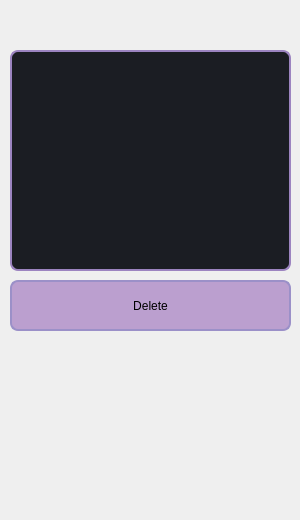
Qt form UI/w_deck/NewCell/newcell.ui (Saigz/task_tracker_qt) before a commit.
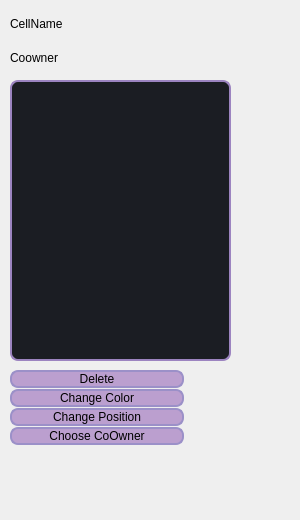
The same form after that commit.

Commit message:
Added cell customization(interface only)
color and coowner choosing
some extra buttons

The edit to the form file:
```diff
--- a/UI/w_deck/NewCell/newcell.ui
+++ b/UI/w_deck/NewCell/newcell.ui
@@ -13,45 +13,13 @@
   <property name="windowTitle">
    <string>Form</string>
   </property>
-  <widget class="QPushButton" name="deleteButton">
-   <property name="geometry">
-    <rect>
-     <x>10</x>
-     <y>280</y>
-     <width>281</width>
-     <height>51</height>
-    </rect>
-   </property>
-   <property name="styleSheet">
-    <string notr="true">QPushButton {
- border: 2px solid  rgb(155, 144, 200);
- border-radius: 8px;
- padding-left: auto;
-    padding-right: auto;
- color: rgb(0, 0, 0);
- background-color: rgb(187, 159, 207);
- font: 600 12pt &quot;Montserrat SemiBold&quot;;
-}
-QPushButton:hover {
- border: 2px solid rgb(156, 132, 192);
- background-color: rgb(156, 132, 192);
-}
-QPushButton:focus {
- border: 2px solid rgb(109, 86, 154);
-
-}</string>
-   </property>
-   <property name="text">
-    <string>Delete</string>
-   </property>
-  </widget>
   <widget class="QTextEdit" name="textEdit">
    <property name="geometry">
     <rect>
      <x>10</x>
-     <y>50</y>
-     <width>281</width>
-     <height>221</height>
+     <y>80</y>
+     <width>221</width>
+     <height>281</height>
     </rect>
    </property>
    <property name="styleSheet">
@@ -75,6 +43,166 @@
 </string>
    </property>
   </widget>
+  <widget class="QWidget" name="">
+   <property name="geometry">
+    <rect>
+     <x>10</x>
+     <y>370</y>
+     <width>281</width>
+     <height>141</height>
+    </rect>
+   </property>
+   <layout class="QVBoxLayout" name="verticalLayout">
+    <property name="spacing">
+     <number>1</number>
+    </property>
+    <property name="sizeConstraint">
+     <enum>QLayout::SetFixedSize</enum>
+    </property>
+    <item>
+     <widget class="QPushButton" name="deleteButton">
+      <property name="styleSheet">
+       <string notr="true">QPushButton {
+ border: 2px solid  rgb(155, 144, 200);
+ border-radius: 8px;
+ padding-left: auto;
+    padding-right: auto;
+ color: rgb(0, 0, 0);
+ background-color: rgb(187, 159, 207);
+ font: 600 12pt &quot;Montserrat SemiBold&quot;;
+}
+QPushButton:hover {
+ border: 2px solid rgb(156, 132, 192);
+ background-color: rgb(156, 132, 192);
+}
+QPushButton:focus {
+ border: 2px solid rgb(109, 86, 154);
+
+}</string>
+      </property>
+      <property name="text">
+       <string>Delete</string>
+      </property>
+     </widget>
+    </item>
+    <item>
+     <widget class="QPushButton" name="btn_color">
+      <property name="styleSheet">
+       <string notr="true">QPushButton {
+ border: 2px solid  rgb(155, 144, 200);
+ border-radius: 8px;
+ padding-left: auto;
+    padding-right: auto;
+ color: rgb(0, 0, 0);
+ background-color: rgb(187, 159, 207);
+ font: 600 12pt &quot;Montserrat SemiBold&quot;;
+}
+QPushButton:hover {
+ border: 2px solid rgb(156, 132, 192);
+ background-color: rgb(156, 132, 192);
+}
+QPushButton:focus {
+ border: 2px solid rgb(109, 86, 154);
+
+}</string>
+      </property>
+      <property name="text">
+       <string>Change Color</string>
+      </property>
+     </widget>
+    </item>
+    <item>
+     <widget class="QPushButton" name="btn_position">
+      <property name="styleSheet">
+       <string notr="true">QPushButton {
+ border: 2px solid  rgb(155, 144, 200);
+ border-radius: 8px;
+ padding-left: auto;
+    padding-right: auto;
+ color: rgb(0, 0, 0);
+ background-color: rgb(187, 159, 207);
+ font: 600 12pt &quot;Montserrat SemiBold&quot;;
+}
+QPushButton:hover {
+ border: 2px solid rgb(156, 132, 192);
+ background-color: rgb(156, 132, 192);
+}
+QPushButton:focus {
+ border: 2px solid rgb(109, 86, 154);
+
+}</string>
+      </property>
+      <property name="text">
+       <string>Change Position</string>
+      </property>
+     </widget>
+    </item>
+    <item>
+     <widget class="QPushButton" name="btn_coowner">
+      <property name="styleSheet">
+       <string notr="true">QPushButton {
+ border: 2px solid  rgb(155, 144, 200);
+ border-radius: 8px;
+ padding-left: auto;
+    padding-right: auto;
+ color: rgb(0, 0, 0);
+ background-color: rgb(187, 159, 207);
+ font: 600 12pt &quot;Montserrat SemiBold&quot;;
+}
+QPushButton:hover {
+ border: 2px solid rgb(156, 132, 192);
+ background-color: rgb(156, 132, 192);
+}
+QPushButton:focus {
+ border: 2px solid rgb(109, 86, 154);
+
+}</string>
+      </property>
+      <property name="text">
+       <string>Choose CoOwner</string>
+      </property>
+     </widget>
+    </item>
+   </layout>
+  </widget>
+  <widget class="QWidget" name="">
+   <property name="geometry">
+    <rect>
+     <x>10</x>
+     <y>10</y>
+     <width>121</width>
+     <height>61</height>
+    </rect>
+   </property>
+   <layout class="QVBoxLayout" name="verticalLayout_2">
+    <item>
+     <widget class="QLabel" name="cellname">
+      <property name="styleSheet">
+       <string notr="true">QLabel {
+ color: rgb(0, 0, 0);
+	font: 600 12pt &quot;Montserrat SemiBold&quot;;
+}</string>
+      </property>
+      <property name="text">
+       <string>CellName</string>
+      </property>
+     </widget>
+    </item>
+    <item>
+     <widget class="QLabel" name="coowner">
+      <property name="styleSheet">
+       <string notr="true">QLabel {
+ color: rgb(0, 0, 0);
+	font: 600 12pt &quot;Montserrat SemiBold&quot;;
+}</string>
+      </property>
+      <property name="text">
+       <string>Coowner</string>
+      </property>
+     </widget>
+    </item>
+   </layout>
+  </widget>
  </widget>
  <tabstops>
   <tabstop>textEdit</tabstop>
```
The commit also changes 8 other files.
